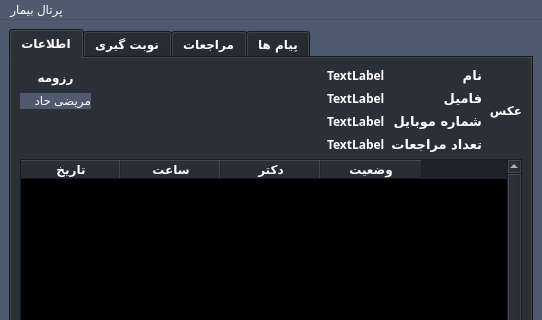
First picture: the form in PatPortal.ui, repository elsobhano/python_AP_fina, before the edit; both pictures show x 0 to 542 and y 0 to 320 of the 542 by 565 pixel window.
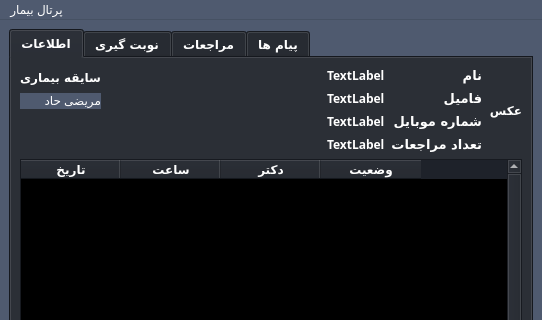
Second picture: the form after the edit. The open tabs and pages were chosen to show the change.

The edit to the form file:
```diff
--- a/PatPortal.ui
+++ b/PatPortal.ui
@@ -154,15 +154,6 @@
        </color>
       </brush>
      </colorrole>
-     <colorrole role="PlaceholderText">
-      <brush brushstyle="SolidPattern">
-       <color alpha="128">
-        <red>255</red>
-        <green>255</green>
-        <blue>255</blue>
-       </color>
-      </brush>
-     </colorrole>
     </active>
     <inactive>
      <colorrole role="WindowText">
@@ -300,15 +291,6 @@
        </color>
       </brush>
      </colorrole>
-     <colorrole role="PlaceholderText">
-      <brush brushstyle="SolidPattern">
-       <color alpha="128">
-        <red>255</red>
-        <green>255</green>
-        <blue>255</blue>
-       </color>
-      </brush>
-     </colorrole>
     </inactive>
     <disabled>
      <colorrole role="WindowText">
@@ -446,15 +428,6 @@
        </color>
       </brush>
      </colorrole>
-     <colorrole role="PlaceholderText">
-      <brush brushstyle="SolidPattern">
-       <color alpha="128">
-        <red>255</red>
-        <green>255</green>
-        <blue>255</blue>
-       </color>
-      </brush>
-     </colorrole>
     </disabled>
    </palette>
   </property>
@@ -603,15 +576,6 @@
            </color>
           </brush>
          </colorrole>
-         <colorrole role="PlaceholderText">
-          <brush brushstyle="SolidPattern">
-           <color alpha="128">
-            <red>255</red>
-            <green>255</green>
-            <blue>255</blue>
-           </color>
-          </brush>
-         </colorrole>
         </active>
         <inactive>
          <colorrole role="WindowText">
@@ -749,15 +713,6 @@
            </color>
           </brush>
          </colorrole>
-         <colorrole role="PlaceholderText">
-          <brush brushstyle="SolidPattern">
-           <color alpha="128">
-            <red>255</red>
-            <green>255</green>
-            <blue>255</blue>
-           </color>
-          </brush>
-         </colorrole>
         </inactive>
         <disabled>
          <colorrole role="WindowText">
@@ -895,15 +850,6 @@
            </color>
           </brush>
          </colorrole>
-         <colorrole role="PlaceholderText">
-          <brush brushstyle="SolidPattern">
-           <color alpha="128">
-            <red>255</red>
-            <green>255</green>
-            <blue>255</blue>
-           </color>
-          </brush>
-         </colorrole>
         </disabled>
        </palette>
       </property>
@@ -972,7 +918,7 @@
              </font>
             </property>
             <property name="text">
-             <string>رزومه</string>
+             <string>سایقه بیماری</string>
             </property>
             <property name="alignment">
              <set>Qt::AlignCenter</set>
@@ -1294,15 +1240,6 @@
                  </color>
                 </brush>
                </colorrole>
-               <colorrole role="PlaceholderText">
-                <brush brushstyle="SolidPattern">
-                 <color alpha="128">
-                  <red>255</red>
-                  <green>255</green>
-                  <blue>255</blue>
-                 </color>
-                </brush>
-               </colorrole>
               </active>
               <inactive>
                <colorrole role="WindowText">
@@ -1440,15 +1377,6 @@
                  </color>
                 </brush>
                </colorrole>
-               <colorrole role="PlaceholderText">
-                <brush brushstyle="SolidPattern">
-                 <color alpha="128">
-                  <red>255</red>
-                  <green>255</green>
-                  <blue>255</blue>
-                 </color>
-                </brush>
-               </colorrole>
               </inactive>
               <disabled>
                <colorrole role="WindowText">
@@ -1586,15 +1514,6 @@
                  </color>
                 </brush>
                </colorrole>
-               <colorrole role="PlaceholderText">
-                <brush brushstyle="SolidPattern">
-                 <color alpha="128">
-                  <red>255</red>
-                  <green>255</green>
-                  <blue>255</blue>
-                 </color>
-                </brush>
-               </colorrole>
               </disabled>
              </palette>
             </property>
```
Left out of the diff: 36 changed lines with no effect on the pictures.
